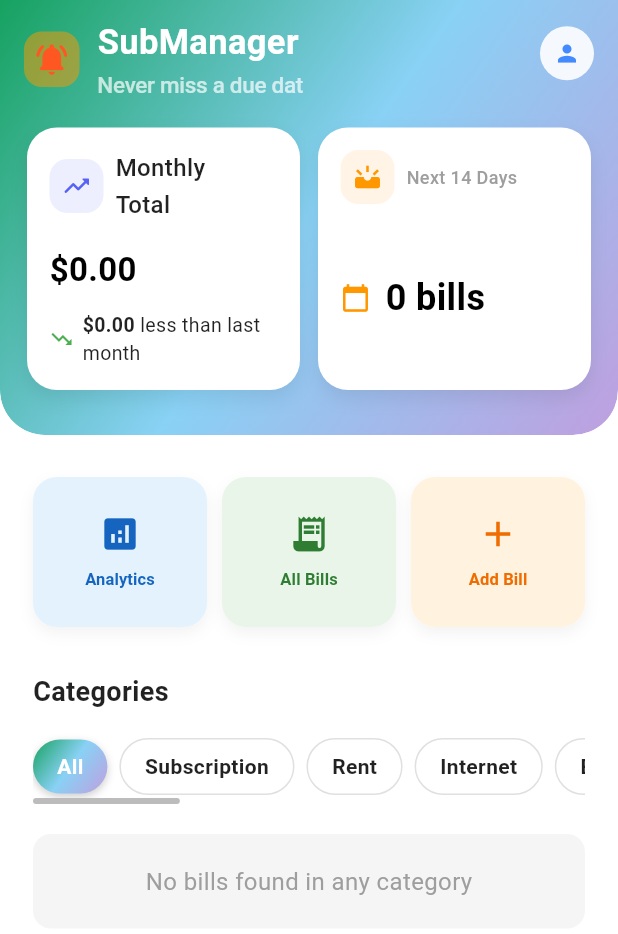
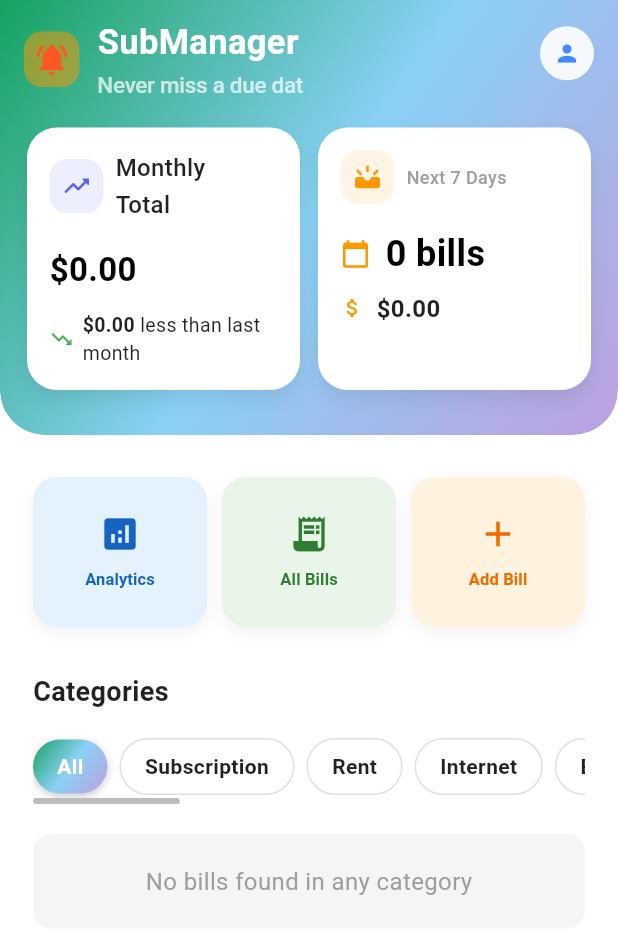
Before and after one commit to sufia-khan/bill_reminder_app, a Flutter app: the screen it shows once a user with an empty profile is signed in, on a phone screen of 412 x 824 dp. Shown: the top 934 px of the screen. Run offline on Flutter 3.47's test engine with Material 3 defaults, Android fonts, the phone set to English and light mode, and no system bars; our stand-ins replace cloud_firestore, connectivity_plus, firebase_auth, firebase_core, shared_preferences, table_calendar; accounts and stored records are empty.

Commit message:
enhanced the in next seven day section

```diff
--- a/lib/screens/home_screen.dart
+++ b/lib/screens/home_screen.dart
@@ -1599,29 +1599,55 @@ class _HomeScreenState extends State<HomeScreen> {
     return total;
   }
 
-  // Helper method for upcoming bills count (next 14 days)
-  int _getUpcoming14DaysCount() {
+  // Helper method for upcoming bills count (next 7 days)
+  int _getUpcoming7DaysCount() {
     int count = 0;
     final now = DateTime.now();
-    final fourteenDaysFromNow = now.add(const Duration(days: 14));
+    final sevenDaysFromNow = now.add(const Duration(days: 7));
 
     for (var bill in _bills) {
       try {
         final dueDate = _parseDueDate(bill);
         if (dueDate != null) {
-          // Count bills that are due within the next 14 days (inclusive) and not yet paid
+          // Count bills that are due within the next 7 days (inclusive) and not yet paid
           if ((dueDate.isAtSameMomentAs(now) || dueDate.isAfter(now)) &&
-              (dueDate.isAtSameMomentAs(fourteenDaysFromNow) ||
-                  dueDate.isBefore(fourteenDaysFromNow)) &&
+              (dueDate.isAtSameMomentAs(sevenDaysFromNow) ||
+                  dueDate.isBefore(sevenDaysFromNow)) &&
               bill['status'] != 'paid') {
             count++;
           }
         }
       } catch (e) {
-        debugPrint('Error getting upcoming 14 days count: $e');
+        debugPrint('Error getting upcoming 7 days count: $e');
       }
     }
     return count;
+  }
+
+  // Helper method to get total amount for upcoming bills (next 7 days)
+  double _getUpcoming7DaysTotal() {
+    double total = 0.0;
+    final now = DateTime.now();
+    final sevenDaysFromNow = now.add(const Duration(days: 7));
+
+    for (var bill in _bills) {
+      try {
+        final dueDate = _parseDueDate(bill);
+        if (dueDate != null) {
+          // Sum bills that are due within the next 7 days (inclusive) and not yet paid
+          if ((dueDate.isAtSameMomentAs(now) || dueDate.isAfter(now)) &&
+              (dueDate.isAtSameMomentAs(sevenDaysFromNow) ||
+                  dueDate.isBefore(sevenDaysFromNow)) &&
+              bill['status'] != 'paid') {
+            final amount = double.tryParse(bill['amount']?.toString() ?? '0') ?? 0.0;
+            total += amount;
+          }
+        }
+      } catch (e) {
+        debugPrint('Error calculating upcoming 7 days total: $e');
+      }
+    }
+    return total;
   }
 
   @override
@@ -1966,7 +1992,7 @@ class _HomeScreenState extends State<HomeScreen> {
                                         ),
                                         const SizedBox(width: 8),
                                         const Text(
-                                          "Next 14 Days",
+                                          "Next 7 Days",
                                           style: TextStyle(
                                             color: Colors.grey,
                                             fontSize: 12,
@@ -1977,7 +2003,10 @@ class _HomeScreenState extends State<HomeScreen> {
                                     ),
                                     const SizedBox(height: 16),
                                     Expanded(
-                                      child: Row(
+                                      child: Column(
+                                        crossAxisAlignment: CrossAxisAlignment.start,
+                                        children: [
+                                          Row(
                                             children: [
                                               const Icon(
                                                 Icons.calendar_today,
@@ -1986,12 +2015,33 @@ class _HomeScreenState extends State<HomeScreen> {
                                               ),
                                               const SizedBox(width: 10),
                                               Text(
-                                            '${_getUpcoming14DaysCount()} bills',
+                                                '${_getUpcoming7DaysCount()} bills',
                                                 style: const TextStyle(
                                                   fontSize: 24,
                                                   fontWeight: FontWeight.bold,
                                                   color: Colors.black,
                                                 ),
+                                              ),
+                                            ],
+                                          ),
+                                          const SizedBox(height: 8),
+                                          Row(
+                                            children: [
+                                              const Icon(
+                                                Icons.attach_money,
+                                                color: Colors.orange,
+                                                size: 16,
+                                              ),
+                                              const SizedBox(width: 8),
+                                              Text(
+                                                '\$${_getUpcoming7DaysTotal().toStringAsFixed(2)}',
+                                                style: const TextStyle(
+                                                  fontSize: 16,
+                                                  fontWeight: FontWeight.w600,
+                                                  color: Colors.black87,
+                                                ),
+                                              ),
+                                            ],
                                           ),
                                         ],
                                       ),
@@ -2496,18 +2546,19 @@ class _HomeScreenState extends State<HomeScreen> {
         child: Container(
           decoration: BoxDecoration(
             borderRadius: BorderRadius.circular(16),
-            gradient: LinearGradient(
-              begin: Alignment.topLeft,
-              end: Alignment.bottomRight,
-              colors: [
-                Colors.white,
-                isPaid
-                    ? Colors.green.withOpacity(0.05)
+            color: Colors.white,
+            boxShadow: [
+              BoxShadow(
+                color: isPaid
+                    ? Colors.green.withOpacity(0.08)
                     : (isOverdue
-                          ? Colors.red.withOpacity(0.05)
-                          : Colors.orange.withOpacity(0.05)),
-              ],
-            ),
+                          ? Colors.red.withOpacity(0.08)
+                          : Colors.orange.withOpacity(0.08)),
+                blurRadius: 12,
+                spreadRadius: 1,
+                offset: const Offset(0, 2),
+              ),
+            ],
           ),
           child: Padding(
             padding: const EdgeInsets.all(16),
```
Lines whose indentation alone changed are shown as unchanged.
